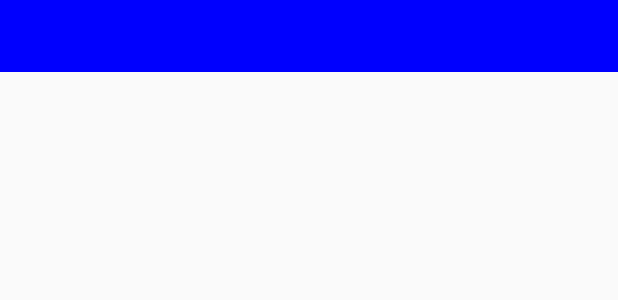
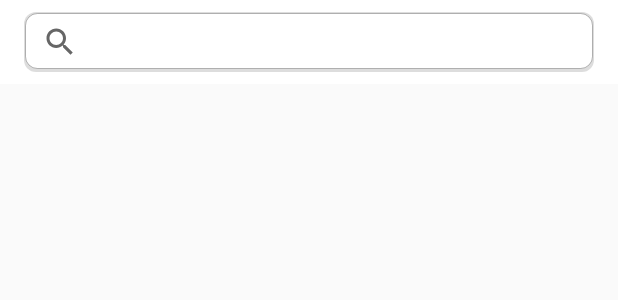
Before and after one commit to lynchm3/Image-Search, an Android app: the layout main_action_bar.xml on its own in the app's theme, with its tools: preview values and no code run, on a phone screen of 412 x 824 dp. Shown: the top 300 px of the screen. Run offline under Robolectric (Android 15) with nearby library versions, the phone set to English and light mode, and no system bars.

Commit message:
Search bar styled

```diff
--- a/app/src/main/AndroidManifest.xml
+++ b/app/src/main/AndroidManifest.xml
@@ -13,7 +13,6 @@
             <intent-filter>
                 <action android:name="android.intent.action.MAIN" />
                 <category android:name="android.intent.category.LAUNCHER" />
-                <action android:name="android.intent.action.SEARCH" />
             </intent-filter>
             <meta-data android:name="android.app.searchable"
                 android:resource="@xml/searchable"/>
--- a/app/src/main/res/layout/main_action_bar.xml
+++ b/app/src/main/res/layout/main_action_bar.xml
@@ -6,8 +6,7 @@
     <com.google.android.material.appbar.AppBarLayout
         android:layout_width="match_parent"
         android:layout_height="wrap_content"
-        app:elevation="0dp"
-        android:background="#FF0000">
+        app:elevation="0dp">
 
 
         <androidx.appcompat.widget.Toolbar
@@ -15,44 +14,26 @@
             android:layout_width="match_parent"
             android:layout_height="?attr/actionBarSize"
             android:elevation="0dp"
-            android:background="#0000FF">
+            android:contentInsetLeft="0dp"
+            android:contentInsetStart="0dp"
+            app:contentInsetLeft="0dp"
+            app:contentInsetStart="0dp"
+            android:contentInsetRight="0dp"
+            android:contentInsetEnd="0dp"
+            app:contentInsetRight="0dp"
+            app:contentInsetEnd="0dp">
 
-
-            <!--            android:background="?attr/colorPrimary"-->
-
-<!--            <RelativeLayout-->
-<!--                android:layout_width="fill_parent"-->
-<!--                android:layout_height="fill_parent"-->
-<!--                android:layout_marginTop="8dp"-->
-<!--                android:paddingTop="0dp">-->
-
-<!--                <RelativeLayout-->
-<!--                    android:layout_width="match_parent"-->
-<!--                    android:layout_height="match_parent"-->
-<!--                    android:paddingStart="12dp"-->
-<!--                    android:paddingLeft="12dp"-->
-<!--                    android:paddingEnd="24dp"-->
-<!--                    android:paddingRight="24dp">-->
-
-<!--                    <Spinner-->
-<!--                        android:id="@+id/spinner_select_location"-->
-<!--                        android:layout_width="match_parent"-->
-<!--                        android:layout_height="match_parent"-->
-<!--                        android:layout_alignParentStart="true"-->
-<!--                        android:layout_alignParentLeft="true"-->
-<!--                        android:layout_centerVertical="true"-->
-<!--                        android:background="@drawable/spinner_with_shadow"-->
-<!--                        android:clipToPadding="false"-->
-<!--                        android:paddingStart="16dp"-->
-<!--                        android:paddingTop="8dp"-->
-<!--                        android:paddingEnd="16dp"-->
-<!--                        android:paddingBottom="8dp"-->
-<!--                        android:textColor="@color/onPrimary" />-->
-
-
-
-<!--                </RelativeLayout>-->
-<!--            </RelativeLayout>-->
+            <androidx.appcompat.widget.SearchView
+                android:id="@+id/search_view"
+                android:layout_width="match_parent"
+                android:layout_height="wrap_content"
+                android:background="@drawable/spinner_with_shadow"
+                android:layout_marginTop="8dp"
+                android:layout_marginBottom="8dp"
+                android:layout_marginStart="16dp"
+                android:layout_marginLeft="16dp"
+                android:layout_marginEnd="16dp"
+                android:layout_marginRight="16dp" />
         </androidx.appcompat.widget.Toolbar>
 
     </com.google.android.material.appbar.AppBarLayout>
--- a/app/src/main/res/values/styles.xml
+++ b/app/src/main/res/values/styles.xml
@@ -8,9 +8,9 @@
         <item name="colorAccent">@color/colorAccent</item>
         <item name="android:navigationBarColor">@color/colorPrimary</item>
         <item name="android:windowContentOverlay">@null</item>
-        <item name="actionBarSize">48dp</item>
-<!--        <item name="windowActionBar">false</item>-->
-<!--        <item name="windowNoTitle">true</item>-->
+        <item name="actionBarSize">56dp</item>
+        <item name="windowActionBar">false</item>
+        <item name="windowNoTitle">true</item>
     </style>
 
     <style name="h1" parent="AppTheme">
```
Also changed, not shown: app/src/main/java/com/marklynch/currencyfair/MainActivity.java (+46 -40 lines), app/src/main/res/menu/main_menu.xml (+0 -35 lines).
